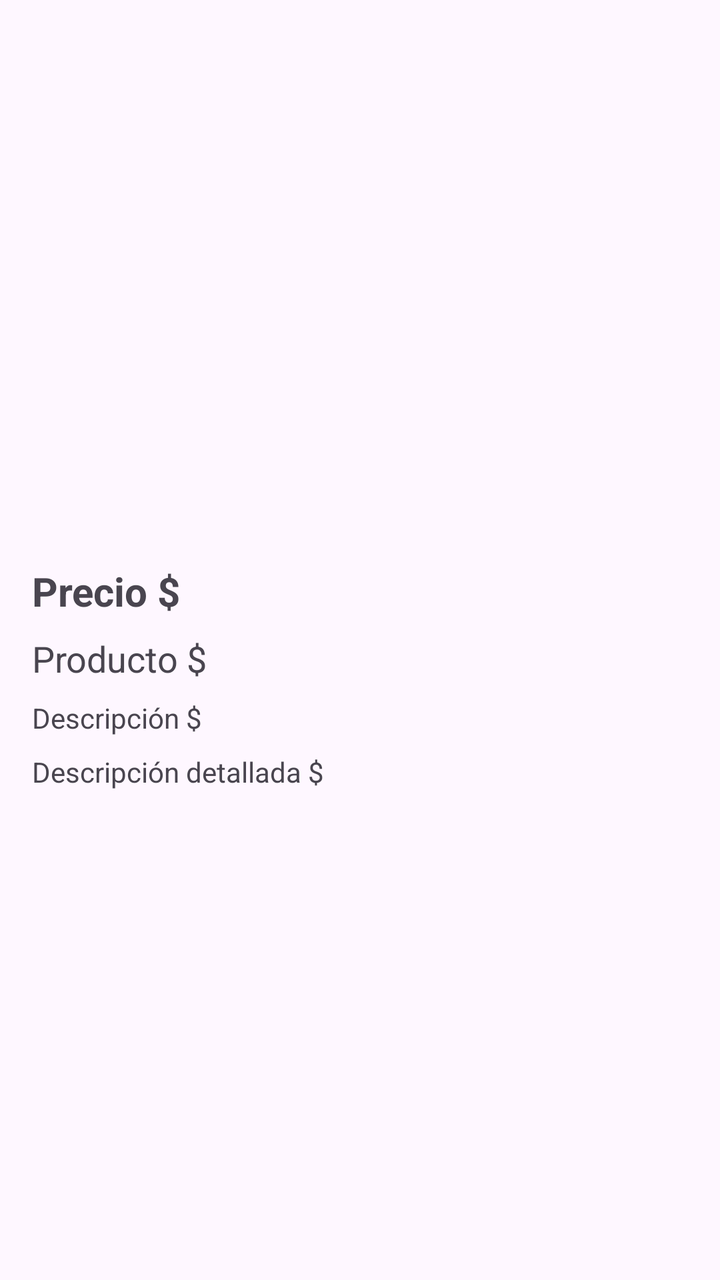
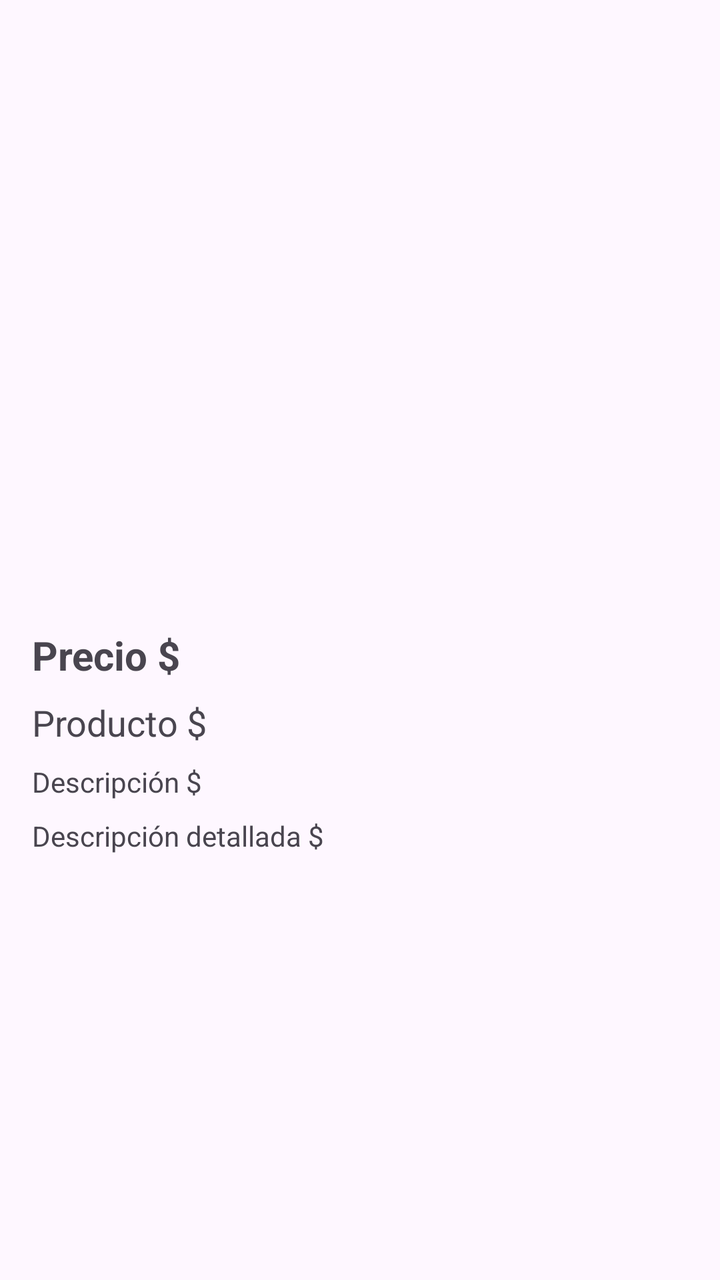

An Android layout rendered at two revisions. The XML below is the earlier revision; the diff shows what the commit changed to produce the second picture.
<!-- AndroidManifest.xml: application theme Theme.TiendaApi -->
<!-- res/layout/activity_detalle_producto.xml -->
<?xml version="1.0" encoding="utf-8"?>
<androidx.constraintlayout.widget.ConstraintLayout
    xmlns:android="http://schemas.android.com/apk/res/android"
    xmlns:app="http://schemas.android.com/apk/res-auto"
    xmlns:tools="http://schemas.android.com/tools"
    android:id="@+id/main"
    android:layout_width="match_parent"
    android:layout_height="match_parent"
    android:padding="16dp"
    tools:context=".vista.DetalleProductoActivity">

    <androidx.viewpager2.widget.ViewPager2
        android:id="@+id/vpGaleria"
        android:layout_width="0dp"
        android:layout_height="250dp"
        app:layout_constraintTop_toTopOf="parent"
        app:layout_constraintStart_toStartOf="parent"
        app:layout_constraintEnd_toEndOf="parent" />

    <TextView
        android:id="@+id/txtPrecio"
        android:layout_width="0dp"
        android:layout_height="wrap_content"
        android:layout_marginTop="16dp"
        android:text="@string/txtDetallePrecio"
        android:textSize="20sp"
        android:textStyle="bold"
        app:layout_constraintTop_toBottomOf="@id/vpGaleria"
        app:layout_constraintStart_toStartOf="parent"
        app:layout_constraintEnd_toEndOf="parent" />

    <TextView
        android:id="@+id/txtDetalleProducto"
        android:layout_width="0dp"
        android:layout_height="wrap_content"
        android:layout_marginTop="8dp"
        android:text="@string/txtDetalleProducto"
        android:textSize="18sp"
        app:layout_constraintTop_toBottomOf="@id/txtPrecio"
        app:layout_constraintStart_toStartOf="parent"
        app:layout_constraintEnd_toEndOf="parent" />

    <TextView
        android:id="@+id/txtDetalleDescripcion"
        android:layout_width="0dp"
        android:layout_height="wrap_content"
        android:layout_marginTop="8dp"
        android:text="@string/txtDetalleDescripcion"
        app:layout_constraintTop_toBottomOf="@id/txtDetalleProducto"
        app:layout_constraintStart_toStartOf="parent"
        app:layout_constraintEnd_toEndOf="parent" />

    <TextView
        android:id="@+id/txtDetalleDescripcionMas"
        android:layout_width="0dp"
        android:layout_height="wrap_content"
        android:layout_marginTop="8dp"
        android:text="@string/txtDetalleDescripcionMas"
        app:layout_constraintTop_toBottomOf="@id/txtDetalleDescripcion"
        app:layout_constraintStart_toStartOf="parent"
        app:layout_constraintEnd_toEndOf="parent" />

</androidx.constraintlayout.widget.ConstraintLayout>
<!-- resources referenced by this layout -->
<resources>
  <string name="txtDetalleDescripcion">Descripción $</string>
  <string name="txtDetalleDescripcionMas">Descripción detallada $</string>
  <string name="txtDetallePrecio">Precio $</string>
  <string name="txtDetalleProducto">Producto $</string>
  <style name="Theme.TiendaApi" parent="Base.Theme.TiendaApi" />
  <style name="Base.Theme.TiendaApi" parent="Theme.Material3.DayNight.NoActionBar">
          
          
      </style>
</resources>

<!-- the commit's change to res/layout/activity_detalle_producto.xml (unified diff, before → after) -->
@@ -13,9 +13,12 @@
         android:id="@+id/vpGaleria"
         android:layout_width="0dp"
         android:layout_height="250dp"
-        app:layout_constraintTop_toTopOf="parent"
+        android:layout_marginTop="32dp"
+        android:layout_marginBottom="16dp"
+        app:layout_constraintBottom_toTopOf="@+id/txtPrecio"
+        app:layout_constraintEnd_toEndOf="parent"
         app:layout_constraintStart_toStartOf="parent"
-        app:layout_constraintEnd_toEndOf="parent" />
+        app:layout_constraintTop_toTopOf="parent" />
 
     <TextView
         android:id="@+id/txtPrecio"
